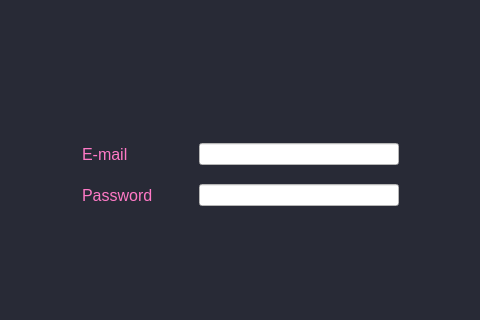
This is src/login.ui in raihanastrada/rpl-sistem-corona as Qt 5 draws it before an edit; both pictures show x 0 to 480 and y 0 to 320 of the 480 by 600 pixel window. The edited form follows.
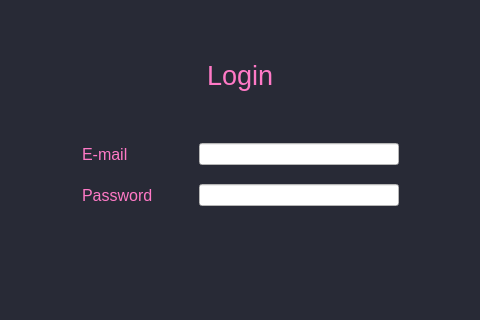
This is the edited form.

Commit message:
mengubah ui login dan register
Mengubah user interface untuk fitur login dan register

Diff of the .ui file:
```diff
--- a/src/login.ui
+++ b/src/login.ui
@@ -130,7 +130,7 @@
     </item>
    </layout>
   </widget>
-  <widget class="QWidget" name="">
+  <widget class="QWidget" name="layoutWidget">
    <property name="geometry">
     <rect>
      <x>0</x>
@@ -273,7 +273,7 @@
     </item>
    </layout>
   </widget>
-  <widget class="QWidget" name="">
+  <widget class="QWidget" name="layoutWidget">
    <property name="geometry">
     <rect>
      <x>0</x>
@@ -394,6 +394,60 @@
     </item>
    </layout>
   </widget>
+  <widget class="QWidget" name="">
+   <property name="geometry">
+    <rect>
+     <x>0</x>
+     <y>40</y>
+     <width>481</width>
+     <height>71</height>
+    </rect>
+   </property>
+   <layout class="QHBoxLayout" name="horizontalLayout_6">
+    <item>
+     <spacer name="horizontalSpacer_12">
+      <property name="orientation">
+       <enum>Qt::Horizontal</enum>
+      </property>
+      <property name="sizeHint" stdset="0">
+       <size>
+        <width>40</width>
+        <height>20</height>
+       </size>
+      </property>
+     </spacer>
+    </item>
+    <item>
+     <widget class="QLabel" name="label_4">
+      <property name="font">
+       <font>
+        <family>Nirmala UI</family>
+        <pointsize>20</pointsize>
+       </font>
+      </property>
+      <property name="styleSheet">
+       <string notr="true">color: rgb(255, 121, 198)</string>
+      </property>
+      <property name="text">
+       <string>Login</string>
+      </property>
+     </widget>
+    </item>
+    <item>
+     <spacer name="horizontalSpacer_11">
+      <property name="orientation">
+       <enum>Qt::Horizontal</enum>
+      </property>
+      <property name="sizeHint" stdset="0">
+       <size>
+        <width>40</width>
+        <height>20</height>
+       </size>
+      </property>
+     </spacer>
+    </item>
+   </layout>
+  </widget>
  </widget>
  <resources/>
  <connections/>
```
Left out of the diff: 2 changed lines with no effect on the pictures. The commit also changes 1 other file.
